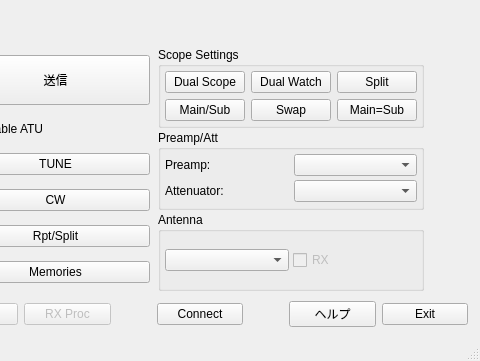
Before: the Qt Designer form src/wfmain.ui in kazushinjo/wfview-mac, drawn with Qt 5; both pictures show x 728 to 1208 and y 0 to 361 of the 1208 by 361 pixel window.
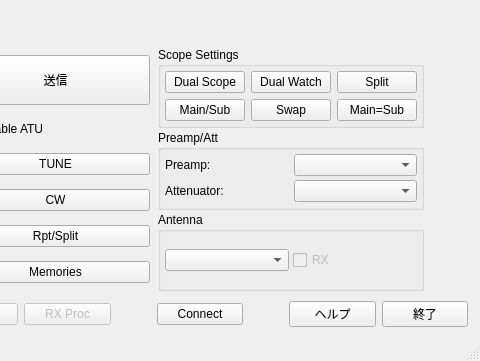
After: the same form once the commit is applied. Custom widgets are drawn as their Qt base class.

Commit message:
Add SWR/Tx(dBfs) meters, require double-click to exit
Meters below the S meter now default to SWR and Tx(dBfs) (mic input
level) on all platforms instead of being left unset on macOS. The
exit button label was changed to 終了 and now requires a double-click
to trigger, so it can no longer be triggered by an accidental single
click; Cmd+Q and the window close button are unaffected.

Docs (README, 操作説明書.md/.docx, in-app help) updated to match.

```diff
--- a/src/wfmain.ui
+++ b/src/wfmain.ui
@@ -1384,7 +1384,7 @@
           <enum>Qt::NoFocus</enum>
          </property>
          <property name="text">
-          <string>Exit</string>
+          <string>終了</string>
          </property>
         </widget>
        </item>
```
The commit also changes 6 other files.
